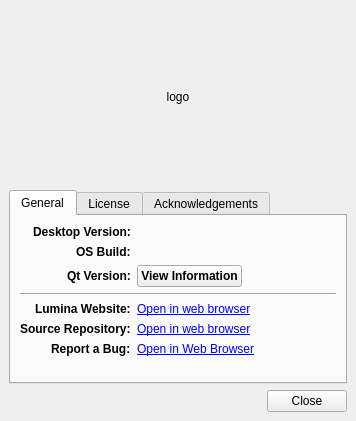
Qt form lumina-info/MainUI.ui (lumina-desktop/lumina) before a commit.
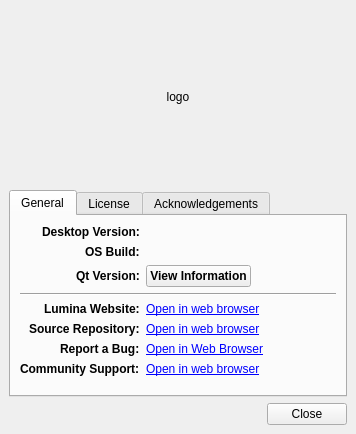
The same form after that commit. Icons and pictures are not drawn.

Commit message: Add a link in lumina-info to the webclient for the #lumina-desktop channel on FreeNode IRC.

Diff of the .ui file:
```diff
--- a/lumina-info/MainUI.ui
+++ b/lumina-info/MainUI.ui
@@ -7,7 +7,7 @@
     <x>0</x>
     <y>0</y>
     <width>356</width>
-    <height>421</height>
+    <height>434</height>
    </rect>
   </property>
   <property name="windowTitle">
@@ -218,7 +218,7 @@
         <item row="6" column="1">
          <widget class="QLabel" name="label_7">
           <property name="text">
-           <string>&lt;html&gt;&lt;head/&gt;&lt;body&gt;&lt;p&gt;&lt;a href=&quot;https://bugs.pcbsd.org/projects/pcbsd&quot;&gt;&lt;span style=&quot; text-decoration: underline; color:#0000ff;&quot;&gt;Open in Web Browser&lt;/span&gt;&lt;/a&gt;&lt;/p&gt;&lt;/body&gt;&lt;/html&gt;</string>
+           <string>&lt;a href=&quot;https://bugs.pcbsd.org/projects/pcbsd&quot;&gt;Open in Web Browser&lt;/a&gt;</string>
           </property>
           <property name="openExternalLinks">
            <bool>true</bool>
@@ -232,6 +232,29 @@
           </property>
          </widget>
         </item>
+        <item row="7" column="0">
+         <widget class="QLabel" name="label_9">
+          <property name="font">
+           <font>
+            <weight>75</weight>
+            <bold>true</bold>
+           </font>
+          </property>
+          <property name="text">
+           <string>Community Support:</string>
+          </property>
+         </widget>
+        </item>
+        <item row="7" column="1">
+         <widget class="QLabel" name="label_11">
+          <property name="text">
+           <string>&lt;a href=&quot;https://webchat.freenode.net/?channels=%23lumina-desktop&quot;&gt;Open in web browser&lt;/a&gt;</string>
+          </property>
+          <property name="openExternalLinks">
+           <bool>true</bool>
+          </property>
+         </widget>
+        </item>
        </layout>
       </widget>
       <widget class="QWidget" name="tab_2">
```
